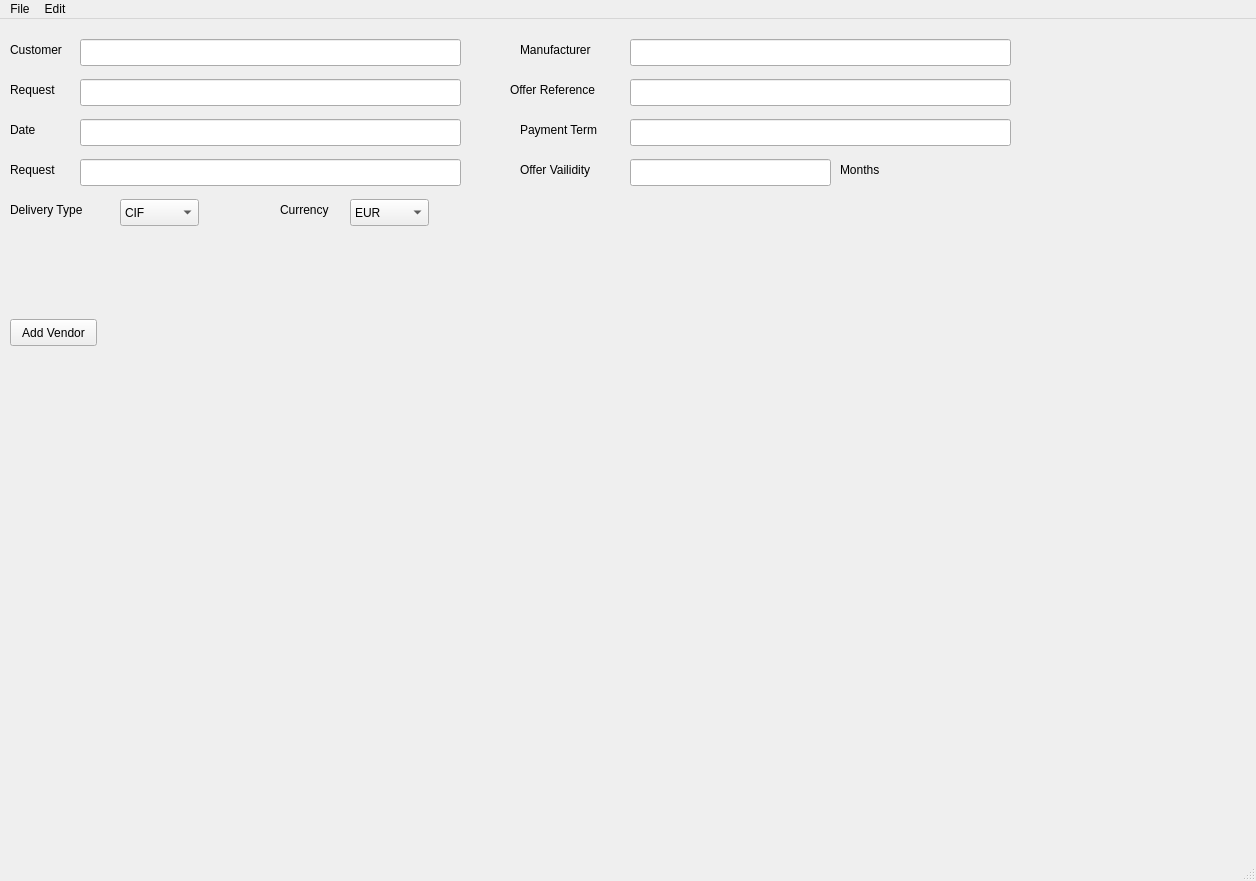
Qt form QuoteCreatorQT/untitled.ui (alyashraf97/QuotationCreator) before a commit.
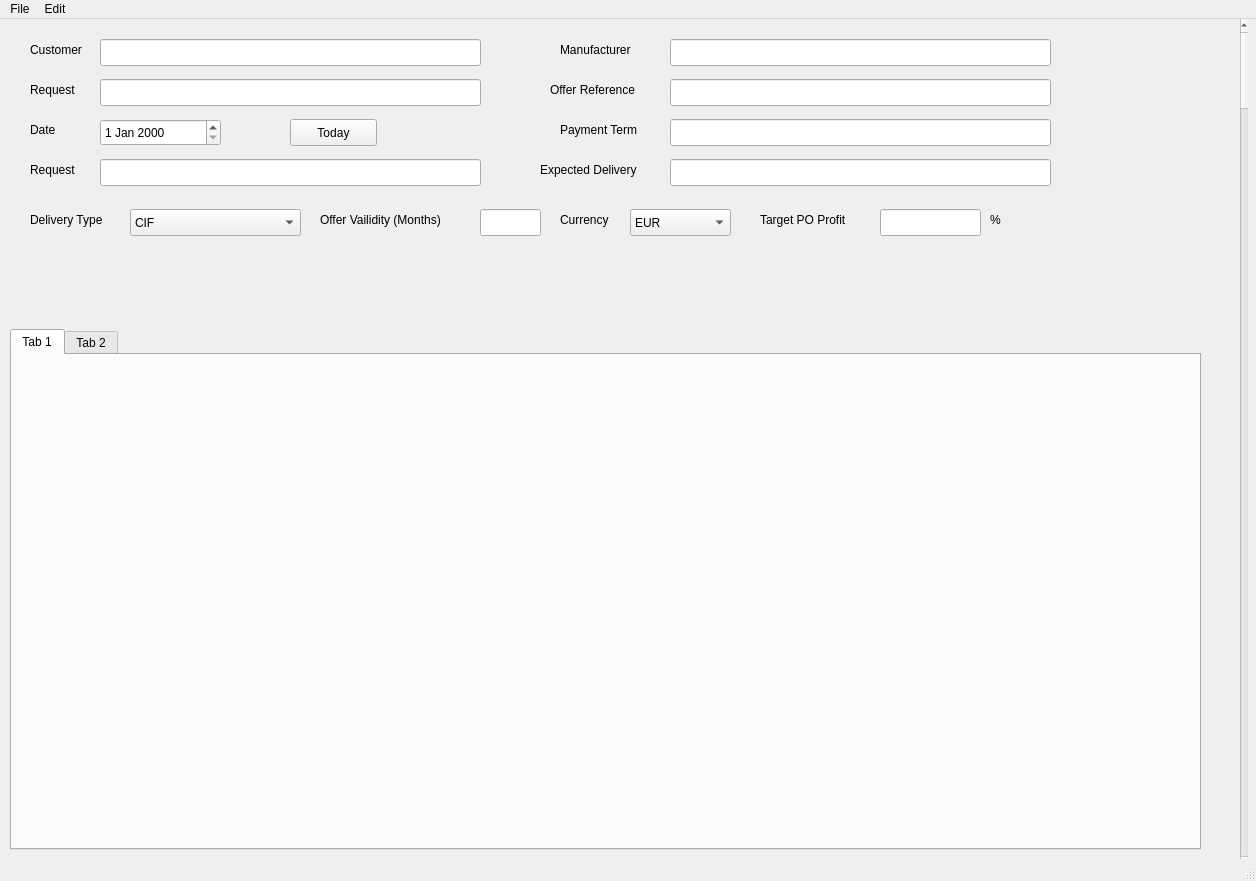
The same form after that commit.

Diff of the .ui file:
```diff
--- a/QuoteCreatorQT/untitled.ui
+++ b/QuoteCreatorQT/untitled.ui
@@ -17,7 +17,7 @@
    <widget class="QLabel" name="label">
     <property name="geometry">
      <rect>
-      <x>10</x>
+      <x>30</x>
       <y>20</y>
       <width>71</width>
       <height>21</height>
@@ -30,7 +30,7 @@
    <widget class="QLineEdit" name="lineEdit_2">
     <property name="geometry">
      <rect>
-      <x>80</x>
+      <x>100</x>
       <y>60</y>
       <width>381</width>
       <height>27</height>
@@ -40,7 +40,7 @@
    <widget class="QLabel" name="label_3">
     <property name="geometry">
      <rect>
-      <x>510</x>
+      <x>550</x>
       <y>60</y>
       <width>111</width>
       <height>21</height>
@@ -53,7 +53,7 @@
    <widget class="QLabel" name="label_4">
     <property name="geometry">
      <rect>
-      <x>520</x>
+      <x>560</x>
       <y>20</y>
       <width>91</width>
       <height>21</height>
@@ -66,7 +66,7 @@
    <widget class="QLabel" name="label_2">
     <property name="geometry">
      <rect>
-      <x>10</x>
+      <x>30</x>
       <y>60</y>
       <width>71</width>
       <height>21</height>
@@ -79,7 +79,7 @@
    <widget class="QLabel" name="label_5">
     <property name="geometry">
      <rect>
-      <x>520</x>
+      <x>560</x>
       <y>100</y>
       <width>101</width>
       <height>21</height>
@@ -92,7 +92,7 @@
    <widget class="QLabel" name="label_6">
     <property name="geometry">
      <rect>
-      <x>10</x>
+      <x>30</x>
       <y>140</y>
       <width>71</width>
       <height>21</height>
@@ -105,7 +105,7 @@
    <widget class="QLabel" name="label_7">
     <property name="geometry">
      <rect>
-      <x>10</x>
+      <x>30</x>
       <y>100</y>
       <width>71</width>
       <height>21</height>
@@ -118,8 +118,8 @@
    <widget class="QLabel" name="label_8">
     <property name="geometry">
      <rect>
-      <x>10</x>
-      <y>180</y>
+      <x>30</x>
+      <y>190</y>
       <width>101</width>
       <height>21</height>
      </rect>
@@ -131,9 +131,9 @@
    <widget class="QComboBox" name="comboBox">
     <property name="geometry">
      <rect>
-      <x>120</x>
-      <y>180</y>
-      <width>79</width>
+      <x>130</x>
+      <y>190</y>
+      <width>171</width>
       <height>27</height>
      </rect>
     </property>
@@ -156,27 +156,17 @@
    <widget class="QLineEdit" name="lineEdit_5">
     <property name="geometry">
      <rect>
-      <x>80</x>
+      <x>100</x>
       <y>20</y>
       <width>381</width>
       <height>27</height>
      </rect>
     </property>
    </widget>
-   <widget class="QLineEdit" name="lineEdit_6">
-    <property name="geometry">
-     <rect>
-      <x>80</x>
-      <y>100</y>
-      <width>381</width>
-      <height>27</height>
-     </rect>
-    </property>
-   </widget>
    <widget class="QLineEdit" name="lineEdit_7">
     <property name="geometry">
      <rect>
-      <x>80</x>
+      <x>100</x>
       <y>140</y>
       <width>381</width>
       <height>27</height>
@@ -186,7 +176,7 @@
    <widget class="QLineEdit" name="lineEdit_3">
     <property name="geometry">
      <rect>
-      <x>630</x>
+      <x>670</x>
       <y>20</y>
       <width>381</width>
       <height>27</height>
@@ -196,7 +186,7 @@
    <widget class="QLineEdit" name="lineEdit_4">
     <property name="geometry">
      <rect>
-      <x>630</x>
+      <x>670</x>
       <y>60</y>
       <width>381</width>
       <height>27</height>
@@ -206,7 +196,7 @@
    <widget class="QLineEdit" name="lineEdit_8">
     <property name="geometry">
      <rect>
-      <x>630</x>
+      <x>670</x>
       <y>100</y>
       <width>381</width>
       <height>27</height>
@@ -216,8 +206,8 @@
    <widget class="QLabel" name="label_9">
     <property name="geometry">
      <rect>
-      <x>280</x>
-      <y>180</y>
+      <x>560</x>
+      <y>190</y>
       <width>71</width>
       <height>21</height>
      </rect>
@@ -229,9 +219,9 @@
    <widget class="QComboBox" name="comboBox_2">
     <property name="geometry">
      <rect>
-      <x>350</x>
-      <y>180</y>
-      <width>79</width>
+      <x>630</x>
+      <y>190</y>
+      <width>101</width>
       <height>27</height>
      </rect>
     </property>
@@ -266,25 +256,12 @@
      </property>
     </item>
    </widget>
-   <widget class="QPushButton" name="pushButton">
-    <property name="geometry">
-     <rect>
-      <x>10</x>
-      <y>300</y>
-      <width>87</width>
-      <height>27</height>
-     </rect>
-    </property>
-    <property name="text">
-     <string>Add Vendor</string>
-    </property>
-   </widget>
    <widget class="QLineEdit" name="lineEdit_9">
     <property name="geometry">
      <rect>
-      <x>630</x>
-      <y>140</y>
-      <width>201</width>
+      <x>480</x>
+      <y>190</y>
+      <width>61</width>
       <height>27</height>
      </rect>
     </property>
@@ -292,29 +269,134 @@
    <widget class="QLabel" name="label_10">
     <property name="geometry">
      <rect>
-      <x>520</x>
-      <y>140</y>
-      <width>101</width>
+      <x>320</x>
+      <y>190</y>
+      <width>161</width>
       <height>21</height>
      </rect>
     </property>
     <property name="text">
-     <string>Offer Vailidity</string>
+     <string>Offer Vailidity (Months)</string>
     </property>
    </widget>
-   <widget class="QLabel" name="label_11">
+   <widget class="QLineEdit" name="lineEdit_10">
     <property name="geometry">
      <rect>
-      <x>840</x>
+      <x>670</x>
       <y>140</y>
-      <width>101</width>
+      <width>381</width>
+      <height>27</height>
+     </rect>
+    </property>
+   </widget>
+   <widget class="QLabel" name="label_12">
+    <property name="geometry">
+     <rect>
+      <x>540</x>
+      <y>140</y>
+      <width>121</width>
       <height>21</height>
      </rect>
     </property>
     <property name="text">
-     <string>Months</string>
+     <string>Expected Delivery</string>
     </property>
    </widget>
+   <widget class="QLabel" name="label_13">
+    <property name="geometry">
+     <rect>
+      <x>760</x>
+      <y>190</y>
+      <width>121</width>
+      <height>21</height>
+     </rect>
+    </property>
+    <property name="text">
+     <string>Target PO Profit</string>
+    </property>
+   </widget>
+   <widget class="QLabel" name="label_14">
+    <property name="geometry">
+     <rect>
+      <x>990</x>
+      <y>190</y>
+      <width>21</width>
+      <height>21</height>
+     </rect>
+    </property>
+    <property name="text">
+     <string>%</string>
+    </property>
+   </widget>
+   <widget class="QLineEdit" name="lineEdit_11">
+    <property name="geometry">
+     <rect>
+      <x>880</x>
+      <y>190</y>
+      <width>101</width>
+      <height>27</height>
+     </rect>
+    </property>
+   </widget>
+   <widget class="QPushButton" name="pushButton">
+    <property name="geometry">
+     <rect>
+      <x>290</x>
+      <y>100</y>
+      <width>87</width>
+      <height>27</height>
+     </rect>
+    </property>
+    <property name="text">
+     <string>Today</string>
+    </property>
+   </widget>
+   <widget class="QDateEdit" name="dateEdit">
+    <property name="geometry">
+     <rect>
+      <x>100</x>
+      <y>100</y>
+      <width>121</width>
+      <height>27</height>
+     </rect>
+    </property>
+   </widget>
+   <widget class="QScrollBar" name="verticalScrollBar">
+    <property name="geometry">
+     <rect>
+      <x>1240</x>
+      <y>0</y>
+      <width>8</width>
+      <height>851</height>
+     </rect>
+    </property>
+    <property name="orientation">
+     <enum>Qt::Vertical</enum>
+    </property>
+   </widget>
+   <widget class="QTabWidget" name="tabWidget">
+    <property name="geometry">
+     <rect>
+      <x>10</x>
+      <y>310</y>
+      <width>1191</width>
+      <height>521</height>
+     </rect>
+    </property>
+    <property name="currentIndex">
+     <number>0</number>
+    </property>
+    <widget class="QWidget" name="tab">
+     <attribute name="title">
+      <string>Tab 1</string>
+     </attribute>
+    </widget>
+    <widget class="QWidget" name="tab_2">
+     <attribute name="title">
+      <string>Tab 2</string>
+     </attribute>
+    </widget>
+   </widget>
   </widget>
   <widget class="QMenuBar" name="menubar">
    <property name="geometry">
```
